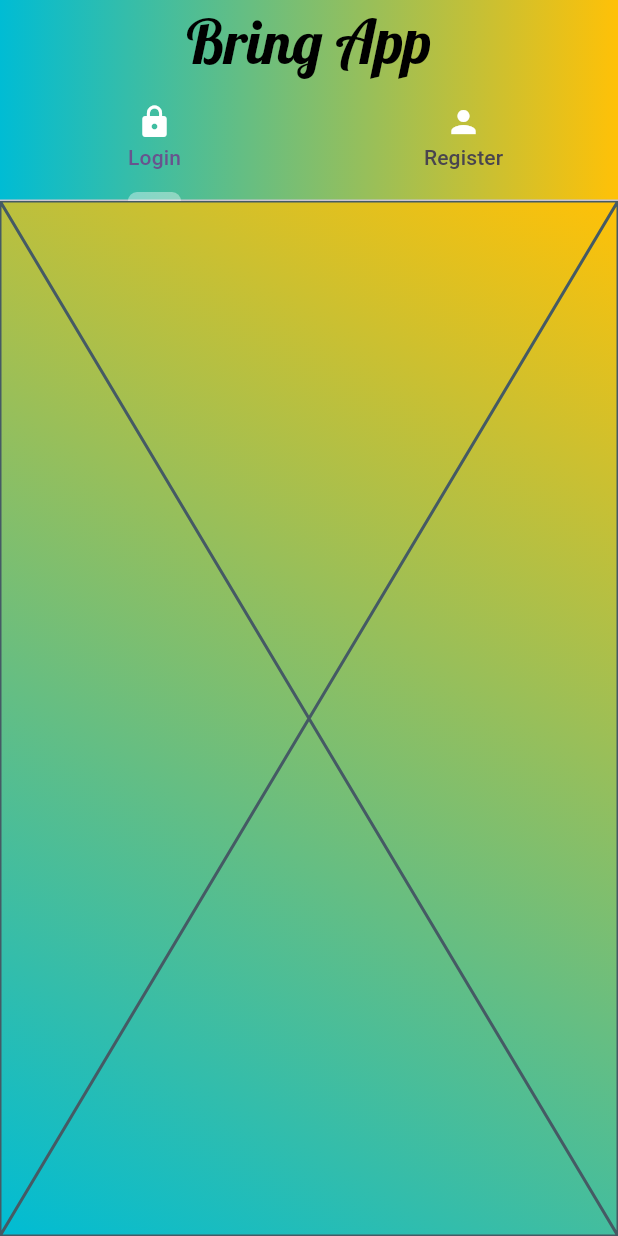
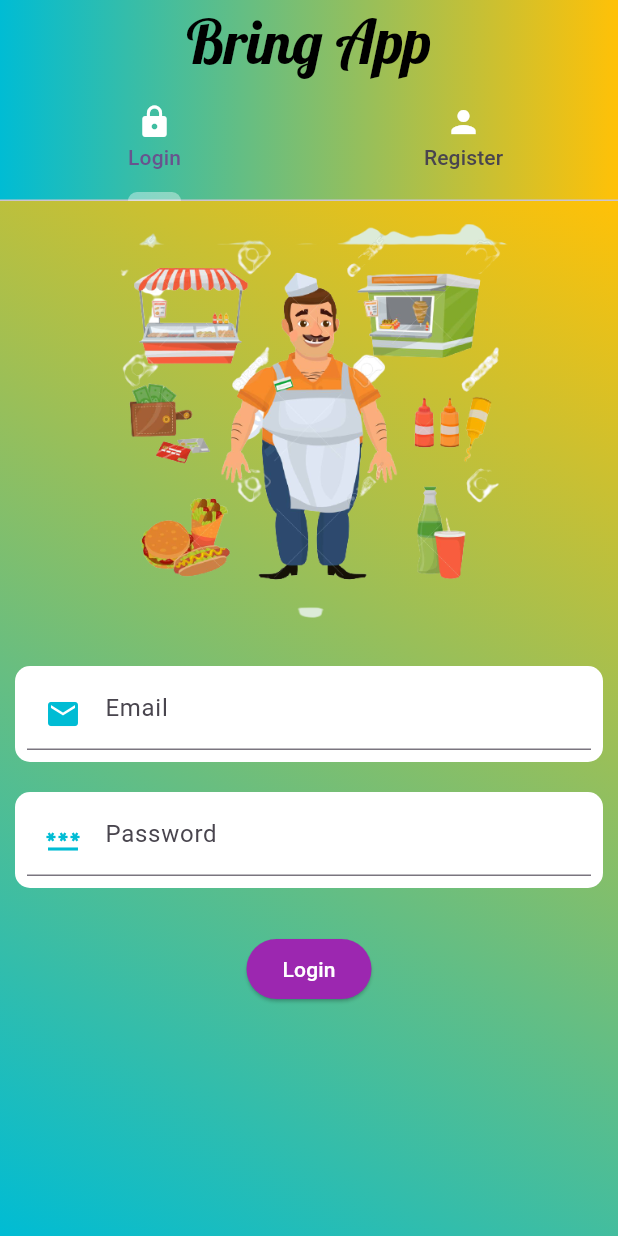
Before and after one commit to taydinadnan/BringApp-Delivery-service-app-2024, a Flutter app: the AuthScreen screen opened directly, on a phone screen of 412 x 824 dp. Run offline on Flutter 3.47's test engine with Material 3 defaults, Android fonts, the phone set to English and light mode, and no system bars; our stand-ins replace image_picker.

Commit message:
Login Form

```diff
--- a/sellers_app/lib/authentication/login.dart
+++ b/sellers_app/lib/authentication/login.dart
@@ -1,4 +1,5 @@
 import 'package:flutter/material.dart';
+import 'package:sellers_app/widgets/custom_text_field.dart';
 
 class LoginScreen extends StatefulWidget {
   const LoginScreen({super.key});
@@ -8,8 +9,60 @@ class LoginScreen extends StatefulWidget {
 }
 
 class _LoginScreenState extends State<LoginScreen> {
+  final GlobalKey<FormState> _formKey = GlobalKey<FormState>();
+  TextEditingController emailController = TextEditingController();
+  TextEditingController passwordController = TextEditingController();
+
   @override
   Widget build(BuildContext context) {
-    return const Placeholder();
+    return SingleChildScrollView(
+      child: Column(
+        mainAxisSize: MainAxisSize.max,
+        children: [
+          Container(
+            alignment: Alignment.bottomCenter,
+            child: Padding(
+              padding: const EdgeInsets.all(15.0),
+              child: Image.asset(
+                "images/seller.png",
+                height: 270,
+              ),
+            ),
+          ),
+          Form(
+            key: _formKey,
+            child: Column(
+              children: [
+                CustomTextField(
+                  data: Icons.email,
+                  controller: emailController,
+                  hintText: "Email",
+                  isObscure: false,
+                ),
+                CustomTextField(
+                  data: Icons.password,
+                  controller: passwordController,
+                  hintText: "Password",
+                  isObscure: true,
+                ),
+              ],
+            ),
+          ),
+          const SizedBox(height: 20),
+          ElevatedButton(
+            onPressed: () => print("Clicked"),
+            style: ElevatedButton.styleFrom(
+                backgroundColor: Colors.purple,
+                shape: RoundedRectangleBorder(
+                  borderRadius: BorderRadius.circular(30),
+                )),
+            child: const Text(
+              "Login",
+              style: TextStyle(color: Colors.white),
+            ),
+          )
+        ],
+      ),
+    );
   }
 }
```
